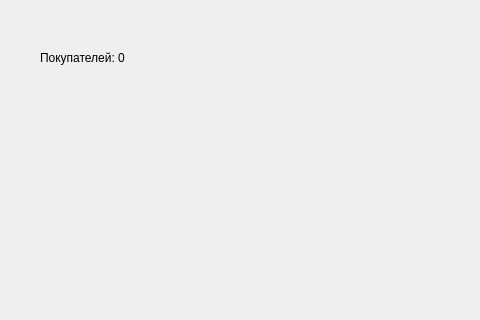
Above: sourse/main_win.ui from Daniil-PD/Database_management_system before the change; both pictures show x 0 to 480 and y 0 to 320 of the 800 by 600 pixel window. Below: the same form after it.
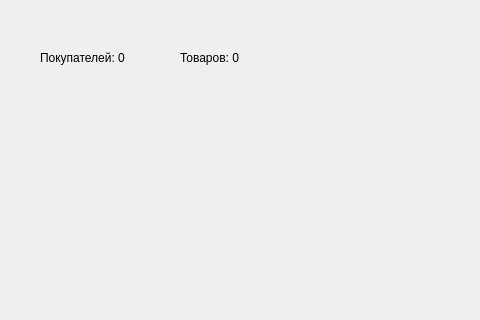
That is the form after the change.

Commit message: Import qt

Patch:
```diff
--- a/sourse/main_win.ui
+++ b/sourse/main_win.ui
@@ -27,6 +27,19 @@
      <string>Покупателей: 0</string>
     </property>
    </widget>
+   <widget class="QLabel" name="label_count_goods">
+    <property name="geometry">
+     <rect>
+      <x>180</x>
+      <y>50</y>
+      <width>111</width>
+      <height>16</height>
+     </rect>
+    </property>
+    <property name="text">
+     <string>Товаров: 0</string>
+    </property>
+   </widget>
   </widget>
   <widget class="QMenuBar" name="menubar">
    <property name="geometry">
```
The commit also changes 1 other file.
